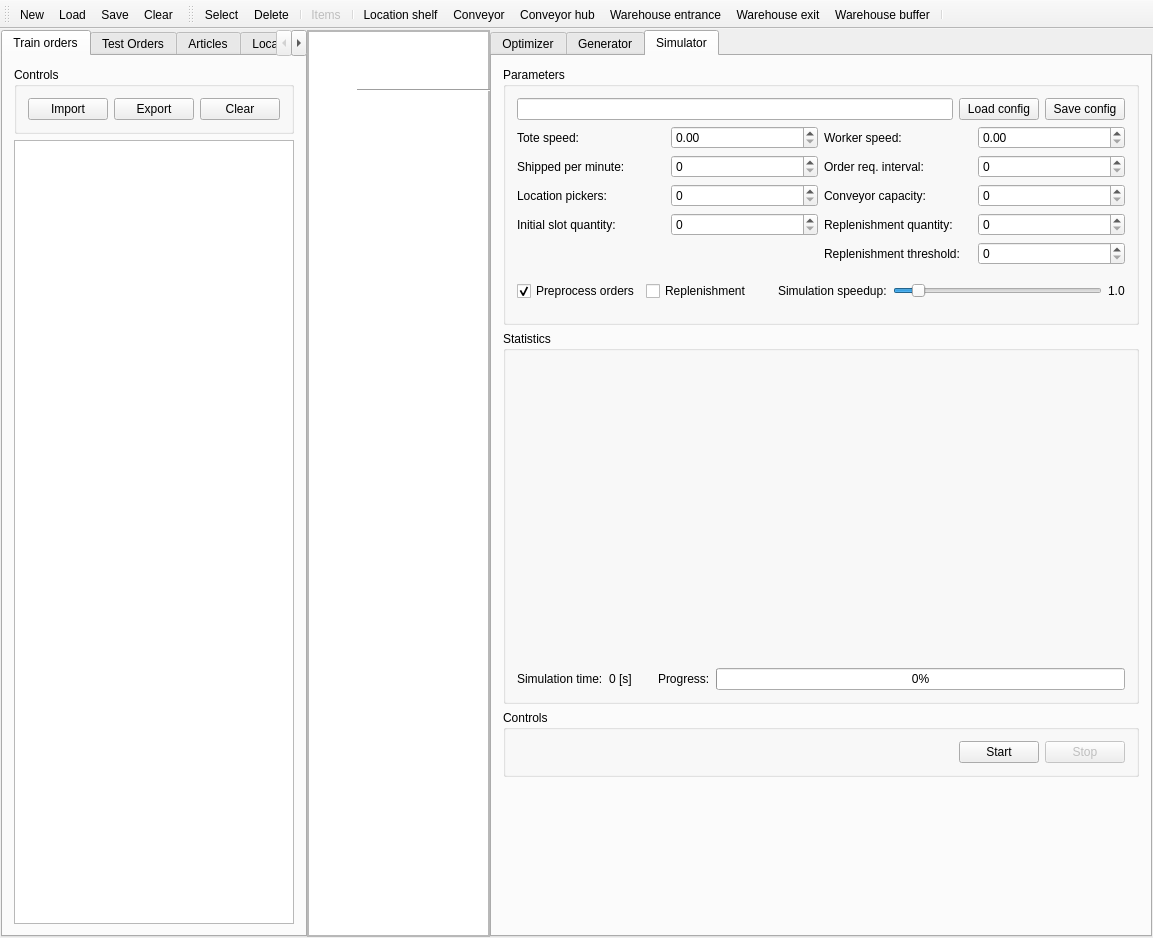
The window that src/gui/mainwindow.ui (kocica/warehouse-manager) describes before a commit, drawn with Qt 5.
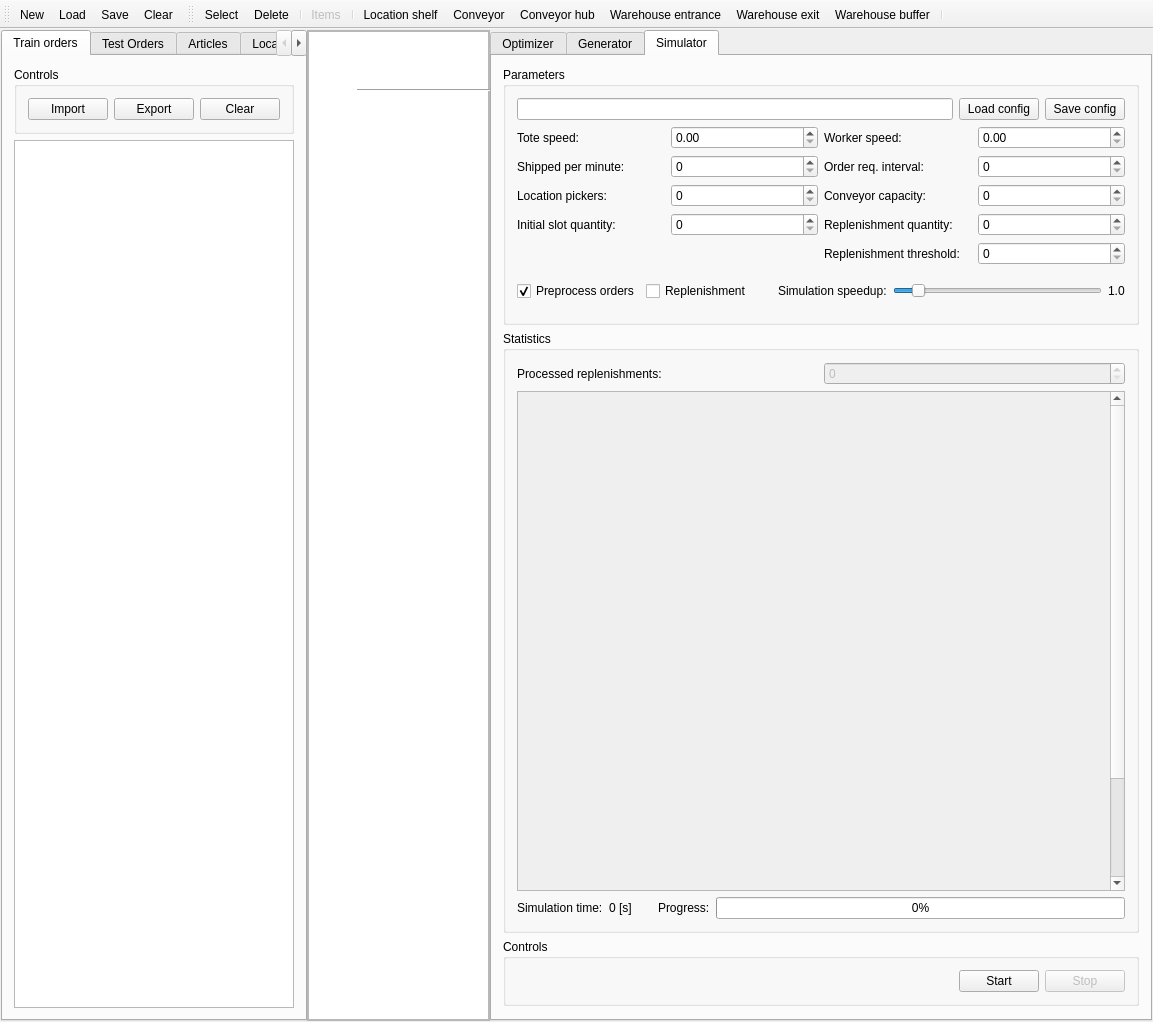
The same window after the commit. The open tabs and pages were chosen to show the change. Icons and pictures are not drawn. Custom widgets are drawn as their Qt base class.

Commit message: UI improved - new stats in sim UI, multiple plots

What changed in the file:
```diff
--- a/src/gui/mainwindow.ui
+++ b/src/gui/mainwindow.ui
@@ -7,7 +7,7 @@
     <x>0</x>
     <y>0</y>
     <width>1153</width>
-    <height>906</height>
+    <height>950</height>
    </rect>
   </property>
   <property name="windowTitle">
@@ -1672,13 +1672,72 @@
               </property>
               <layout class="QVBoxLayout" name="verticalLayout_19">
                <item>
-                <widget class="QCustomPlot" name="simulationPlot" native="true">
+                <layout class="QHBoxLayout" name="statsRepleLayout">
+                 <property name="topMargin">
+                  <number>0</number>
+                 </property>
+                 <item>
+                  <widget class="QLabel" name="statsRepleLabel">
+                   <property name="text">
+                    <string>Processed replenishments:</string>
+                   </property>
+                  </widget>
+                 </item>
+                 <item>
+                  <widget class="QSpinBox" name="statsProcessedReple">
+                   <property name="enabled">
+                    <bool>false</bool>
+                   </property>
+                   <property name="maximum">
+                    <number>100000</number>
+                   </property>
+                  </widget>
+                 </item>
+                </layout>
+               </item>
+               <item>
+                <widget class="QScrollArea" name="scrollAreaSim">
                  <property name="minimumSize">
                   <size>
                    <width>0</width>
-                   <height>300</height>
+                   <height>500</height>
                   </size>
                  </property>
+                 <property name="widgetResizable">
+                  <bool>true</bool>
+                 </property>
+                 <widget class="QWidget" name="scrollAreaSimContents">
+                  <property name="geometry">
+                   <rect>
+                    <x>0</x>
+                    <y>0</y>
+                    <width>533</width>
+                    <height>624</height>
+                   </rect>
+                  </property>
+                  <layout class="QVBoxLayout" name="verticalLayout_5">
+                   <item>
+                    <widget class="QCustomPlot" name="simulationPlot" native="true">
+                     <property name="minimumSize">
+                      <size>
+                       <width>0</width>
+                       <height>300</height>
+                      </size>
+                     </property>
+                    </widget>
+                   </item>
+                   <item>
+                    <widget class="QCustomPlot" name="simulationPlotDist" native="true">
+                     <property name="minimumSize">
+                      <size>
+                       <width>0</width>
+                       <height>300</height>
+                      </size>
+                     </property>
+                    </widget>
+                   </item>
+                  </layout>
+                 </widget>
                 </widget>
                </item>
                <item>
```
Left out of the diff: 6 changed lines with no effect on the pictures. The commit also changes 6 other files.
